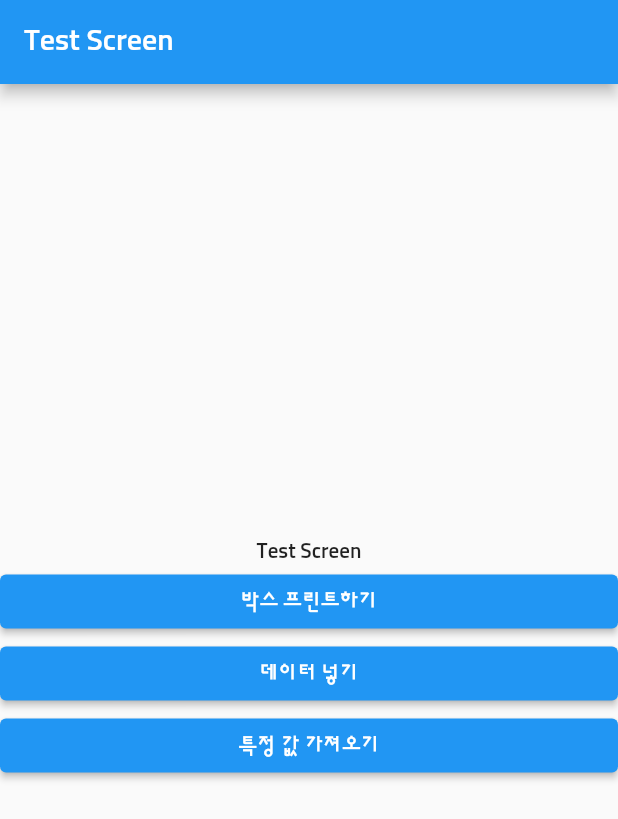
After one commit to gridy-source/flutter-dusty-dust, a Flutter app: the screen it shows after launch, after a tap on "박스 프린트하기", on a phone screen of 412 x 824 dp. The commit adds this screen. Shown: the top 819 px of the screen. Run offline on Flutter 3.47's test engine with Material 2 defaults, Android fonts, the phone set to English and light mode, and no system bars; our stand-ins replace dio, hive_flutter; accounts and stored records are empty; network calls fail.

Commit message:
Hive 실습 중간

```diff
--- a/lib/component/main_drawer.dart
+++ b/lib/component/main_drawer.dart
@@ -1,4 +1,3 @@
-import 'package:dusty_dust/const/colors.dart';
 import 'package:dusty_dust/const/regions.dart';
 import 'package:flutter/material.dart';
 
@@ -7,10 +6,14 @@ typedef OnRegionTap = void Function(String region);
 class MainDrawer extends StatelessWidget {
   final OnRegionTap onRegionTap;
   final String selectedRegion;
+  final Color darkColor;
+  final Color lightColor;
 
   const MainDrawer({
     required this.onRegionTap,
     required this.selectedRegion,
+    required this.darkColor,
+    required this.lightColor,
     Key? key,
   }) : super(key: key);
 
--- a/lib/main.dart
+++ b/lib/main.dart
@@ -1,13 +1,22 @@
 import 'package:dusty_dust/screen/home_screen.dart';
+import 'package:dusty_dust/screen/test_screen.dart';
 import 'package:flutter/material.dart';
 
-void main() {
+import 'package:hive_flutter/hive_flutter.dart';
+
+const testBox = 'test';
+
+void main() async {
+  await Hive.initFlutter();
+
+  await Hive.openBox(testBox);
+
   runApp(
     MaterialApp(
       theme: ThemeData(
         fontFamily: 'sunflower',
       ),
-      home: HomeScreen(),
+      home: TestScreen(),
     ),
   );
 }
--- /dev/null
+++ b/lib/screen/test_screen.dart
@@ -0,0 +1,57 @@
+import 'package:dusty_dust/main.dart';
+import 'package:flutter/material.dart';
+import 'package:hive_flutter/hive_flutter.dart';
+
+class TestScreen extends StatefulWidget {
+  const TestScreen({Key? key}) : super(key: key);
+
+  @override
+  _TestScreenState createState() => _TestScreenState();
+}
+
+class _TestScreenState extends State<TestScreen> {
+  @override
+  Widget build(BuildContext context) {
+    return Scaffold(
+        appBar: AppBar(
+          title: const Text('Test Screen'),
+        ),
+        body: Column(
+          mainAxisAlignment: MainAxisAlignment.center,
+          crossAxisAlignment: CrossAxisAlignment.stretch,
+          children: [
+            Text(
+              "Test Screen",
+              textAlign: TextAlign.center,
+            ),
+            ElevatedButton(
+              onPressed: () {
+                final box = Hive.box(testBox);
+
+                print(box.keys.toList());
+                print(box.values.toList());
+              },
+              child: Text("박스 프린트하기"),
+            ),
+            ElevatedButton(
+              onPressed: () {
+                final box = Hive.box(testBox);
+
+                // box.add('테스트3');
+                box.put(50, "테스트5");
+              },
+              child: Text("데이터 넣기"),
+            ),
+            ElevatedButton(
+              onPressed: () {
+                final box = Hive.box(testBox);
+
+                // box.add('테스트3');
+                print(box.get(2));
+              },
+              child: Text("특정 값 가져오기"),
+            ),
+          ],
+        ));
+  }
+}
```
Also changed, not shown: lib/component/main_app_bar.dart (+9 -1 lines), lib/screen/home_screen.dart (+42 -13 lines).
